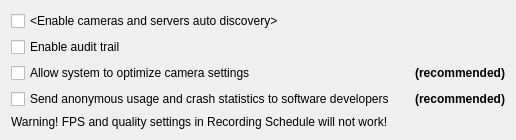
Qt form client/src/ui/widgets/settings/system_settings_widget.ui (networkoptix/nx_open) before a commit.
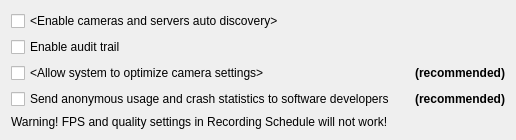
The same form after that commit.

Commit message:
VMS-632: Update all "camera" strings to IO MOdule where possible
business rules, camera schedule

<==== Mercurial data ====>
Branch: x_VMS-632_device_strings

```diff
--- a/client/src/ui/widgets/settings/system_settings_widget.ui
+++ b/client/src/ui/widgets/settings/system_settings_widget.ui
@@ -86,7 +86,7 @@
    <item row="2" column="0">
     <widget class="QCheckBox" name="autoSettingsCheckBox">
      <property name="text">
-      <string>Allow system to optimize camera settings</string>
+      <string notr="true">&lt;Allow system to optimize camera settings&gt;</string>
      </property>
     </widget>
    </item>
```
The commit also changes 7 other files.
